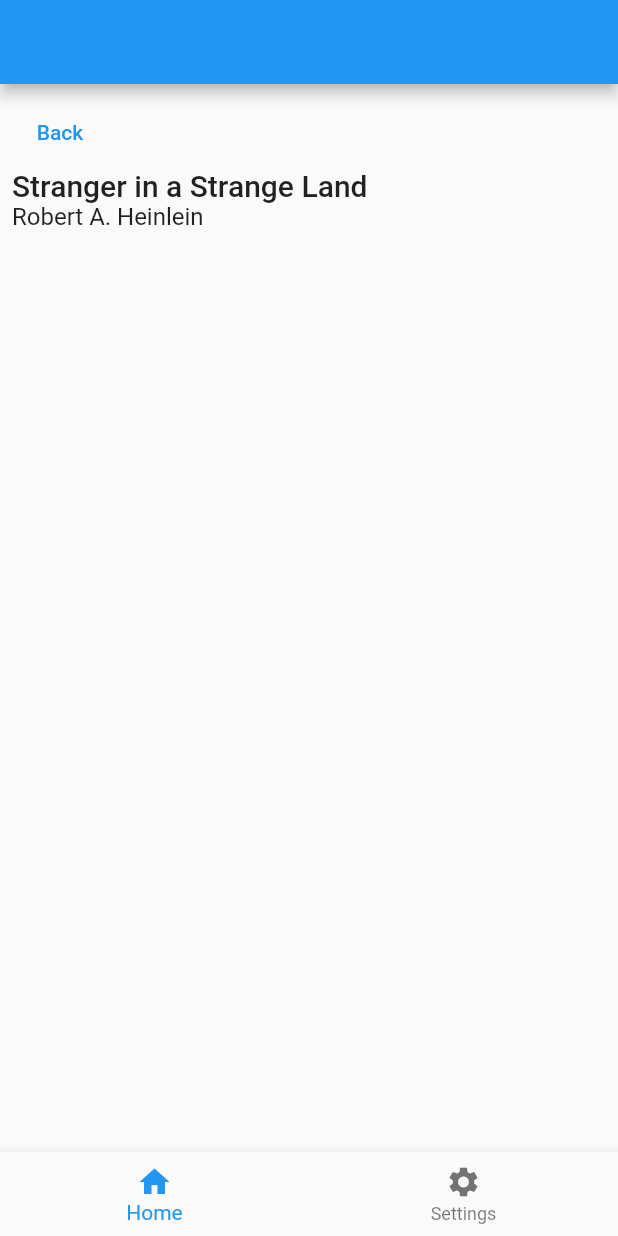
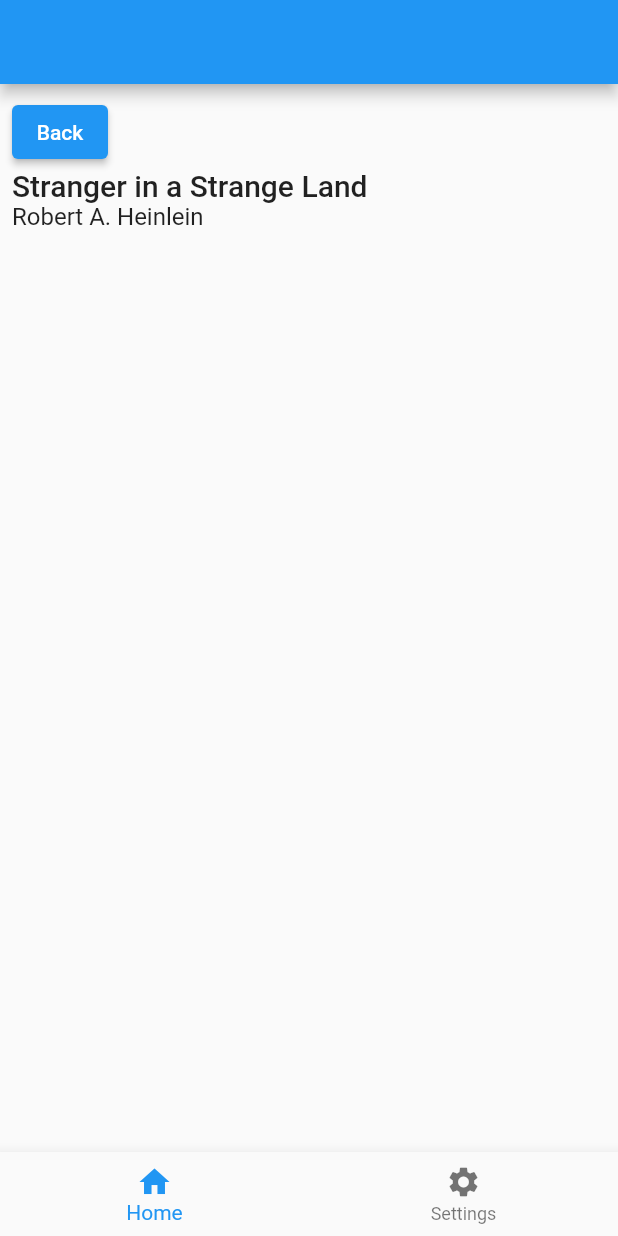
Before and after one commit to kboomska/navigator-2.0-nested-routes, a Flutter app: the screen it shows after launch, after a tap on "Stranger in a Strange Land", on a phone screen of 412 x 824 dp. Run offline on Flutter 3.47's test engine with Material 2 defaults, Android fonts, the phone set to English and light mode, and no system bars.

Commit message:
Refactoring code (Upgrade to Flutter sdk >= 2.12)

```diff
--- a/lib/main.dart
+++ b/lib/main.dart
@@ -1,7 +1,7 @@
 import 'package:flutter/material.dart';
 
 void main() {
-  runApp(NestedRouterDemo());
+  runApp(const NestedRouterDemo());
 }
 
 class Book {
@@ -12,13 +12,15 @@ class Book {
 }
 
 class NestedRouterDemo extends StatefulWidget {
+  const NestedRouterDemo({super.key});
+
   @override
-  _NestedRouterDemoState createState() => _NestedRouterDemoState();
+  State<NestedRouterDemo> createState() => _NestedRouterDemoState();
 }
 
 class _NestedRouterDemoState extends State<NestedRouterDemo> {
-  BookRouterDelegate _routerDelegate = BookRouterDelegate();
-  BookRouteInformationParser _routeInformationParser =
+  final BookRouterDelegate _routerDelegate = BookRouterDelegate();
+  final BookRouteInformationParser _routeInformationParser =
       BookRouteInformationParser();
 
   @override
@@ -52,7 +54,7 @@ class BooksAppState extends ChangeNotifier {
       // Remove this line if you want to keep the selected book when navigating
       // between "settings" and "home" which book was selected when Settings is
       // tapped.
-      selectedBook = null;
+      // selectedBook = null;
     }
     notifyListeners();
   }
@@ -64,8 +66,8 @@ class BooksAppState extends ChangeNotifier {
     notifyListeners();
   }
 
-  int getSelectedBookById() {
-    if (!books.contains(_selectedBook)) return 0;
+  int? getSelectedBookById() {
+    if (_selectedBook == null || !books.contains(_selectedBook)) return null;
     return books.indexOf(_selectedBook!);
   }
 
@@ -83,14 +85,14 @@ class BookRouteInformationParser extends RouteInformationParser<BookRoutePath> {
   @override
   Future<BookRoutePath> parseRouteInformation(
       RouteInformation routeInformation) async {
-    final uri = Uri.parse(routeInformation.location!);
+    final uri = Uri.parse(routeInformation.location ?? '');
 
     if (uri.pathSegments.isNotEmpty && uri.pathSegments.first == 'settings') {
       return BooksSettingsPath();
     } else {
       if (uri.pathSegments.length >= 2) {
         if (uri.pathSegments[0] == 'book') {
-          return BooksDetailsPath(int.tryParse(uri.pathSegments[1]) ?? 0);
+          return BooksDetailsPath(int.tryParse(uri.pathSegments[1]));
         }
       }
       return BooksListPath();
@@ -98,22 +100,23 @@ class BookRouteInformationParser extends RouteInformationParser<BookRoutePath> {
   }
 
   @override
-  RouteInformation? restoreRouteInformation(BookRoutePath configuration) {
+  RouteInformation restoreRouteInformation(BookRoutePath configuration) {
     if (configuration is BooksListPath) {
-      return RouteInformation(location: '/home');
+      return const RouteInformation(location: '/home');
     }
     if (configuration is BooksSettingsPath) {
-      return RouteInformation(location: '/settings');
+      return const RouteInformation(location: '/settings');
     }
     if (configuration is BooksDetailsPath) {
       return RouteInformation(location: '/book/${configuration.id}');
     }
-    return null;
+    return const RouteInformation();
   }
 }
 
 class BookRouterDelegate extends RouterDelegate<BookRoutePath>
     with ChangeNotifier, PopNavigatorRouterDelegateMixin<BookRoutePath> {
+  @override
   final GlobalKey<NavigatorState> navigatorKey;
 
   BooksAppState appState = BooksAppState();
@@ -122,6 +125,7 @@ class BookRouterDelegate extends RouterDelegate<BookRoutePath>
     appState.addListener(notifyListeners);
   }
 
+  @override
   BookRoutePath get currentConfiguration {
     if (appState.selectedIndex == 1) {
       return BooksSettingsPath();
@@ -158,14 +162,14 @@ class BookRouterDelegate extends RouterDelegate<BookRoutePath>
   }
 
   @override
-  Future<void> setNewRoutePath(BookRoutePath path) async {
-    if (path is BooksListPath) {
+  Future<void> setNewRoutePath(BookRoutePath configuration) async {
+    if (configuration is BooksListPath) {
       appState.selectedIndex = 0;
       appState.selectedBook = null;
-    } else if (path is BooksSettingsPath) {
+    } else if (configuration is BooksSettingsPath) {
       appState.selectedIndex = 1;
-    } else if (path is BooksDetailsPath) {
-      appState.setSelectedBookById(path.id);
+    } else if (configuration is BooksDetailsPath && configuration.id != null) {
+      appState.setSelectedBookById(configuration.id!);
     }
   }
 }
@@ -178,7 +182,7 @@ class BooksListPath extends BookRoutePath {}
 class BooksSettingsPath extends BookRoutePath {}
 
 class BooksDetailsPath extends BookRoutePath {
-  final int id;
+  final int? id;
 
   BooksDetailsPath(this.id);
 }
@@ -187,18 +191,20 @@ class BooksDetailsPath extends BookRoutePath {
 class AppShell extends StatefulWidget {
   final BooksAppState appState;
 
-  AppShell({
+  const AppShell({
+    super.key,
     required this.appState,
   });
 
   @override
-  _AppShellState createState() => _AppShellState();
+  State<AppShell> createState() => _AppShellState();
 }
 
 class _AppShellState extends State<AppShell> {
   late InnerRouterDelegate _routerDelegate;
-  ChildBackButtonDispatcher? _backButtonDispatcher;
+  late ChildBackButtonDispatcher _backButtonDispatcher;
 
+  @override
   void initState() {
     super.initState();
     _routerDelegate = InnerRouterDelegate(widget.appState);
@@ -215,8 +221,8 @@ class _AppShellState extends State<AppShell> {
     super.didChangeDependencies();
     // Defer back button dispatching to the child router
     _backButtonDispatcher = Router.of(context)
-        .backButtonDispatcher
-        ?.createChildBackButtonDispatcher();
+        .backButtonDispatcher!
+        .createChildBackButtonDispatcher();
   }
 
   @override
@@ -225,7 +231,7 @@ class _AppShellState extends State<AppShell> {
 
     // Claim priority, If there are parallel sub router, you will need
     // to pick which one should take priority;
-    _backButtonDispatcher?.takePriority();
+    _backButtonDispatcher.takePriority();
 
     return Scaffold(
       appBar: AppBar(),
@@ -234,10 +240,15 @@ class _AppShellState extends State<AppShell> {
         backButtonDispatcher: _backButtonDispatcher,
       ),
       bottomNavigationBar: BottomNavigationBar(
-        items: [
-          BottomNavigationBarItem(icon: Icon(Icons.home), label: 'Home'),
+        items: const [
           BottomNavigationBarItem(
-              icon: Icon(Icons.settings), label: 'Settings'),
+            icon: Icon(Icons.home),
+            label: 'Home',
+          ),
+          BottomNavigationBarItem(
+            icon: Icon(Icons.settings),
+            label: 'Settings',
+          ),
         ],
         currentIndex: appState.selectedIndex,
         onTap: (newIndex) {
@@ -250,6 +261,7 @@ class _AppShellState extends State<AppShell> {
 
 class InnerRouterDelegate extends RouterDelegate<BookRoutePath>
     with ChangeNotifier, PopNavigatorRouterDelegateMixin<BookRoutePath> {
+  @override
   final GlobalKey<NavigatorState> navigatorKey = GlobalKey<NavigatorState>();
   BooksAppState get appState => _appState;
   BooksAppState _appState;
@@ -274,7 +286,7 @@ class InnerRouterDelegate extends RouterDelegate<BookRoutePath>
               books: appState.books,
               onTapped: _handleBookTapped,
             ),
-            key: ValueKey('BooksListPage'),
+            key: const ValueKey('BooksListPage'),
           ),
           if (appState.selectedBook != null)
             MaterialPage(
@@ -282,7 +294,7 @@ class InnerRouterDelegate extends RouterDelegate<BookRoutePath>
               child: BookDetailsScreen(book: appState.selectedBook!),
             ),
         ] else
-          FadeAnimationPage(
+          const FadeAnimationPage(
             child: SettingsScreen(),
             key: ValueKey('SettingsPage'),
           ),
@@ -296,7 +308,7 @@ class InnerRouterDelegate extends RouterDelegate<BookRoutePath>
   }
 
   @override
-  Future<void> setNewRoutePath(BookRoutePath path) async {
+  Future<void> setNewRoutePath(BookRoutePath configuration) async {
     // This is not required for inner router delegate because it does not
     // parse route
     assert(false);
@@ -311,8 +323,9 @@ class InnerRouterDelegate extends RouterDelegate<BookRoutePath>
 class FadeAnimationPage extends Page {
   final Widget child;
 
-  FadeAnimationPage({super.key, required this.child});
+  const FadeAnimationPage({super.key, required this.child});
 
+  @override
   Route createRoute(BuildContext context) {
     return PageRouteBuilder(
       settings: this,
@@ -332,7 +345,8 @@ class BooksListScreen extends StatelessWidget {
   final List<Book> books;
   final ValueChanged<Book> onTapped;
 
-  BooksListScreen({
+  const BooksListScreen({
+    super.key,
     required this.books,
     required this.onTapped,
   });
@@ -355,9 +369,10 @@ class BooksListScreen extends StatelessWidget {
 }
 
 class BookDetailsScreen extends StatelessWidget {
-  final Book? book;
+  final Book book;
 
-  BookDetailsScreen({
+  const BookDetailsScreen({
+    super.key,
     required this.book,
   });
 
@@ -369,16 +384,14 @@ class BookDetailsScreen extends StatelessWidget {
         child: Column(
           crossAxisAlignment: CrossAxisAlignment.start,
           children: [
-            TextButton(
+            ElevatedButton(
               onPressed: () {
                 Navigator.of(context).pop();
               },
-              child: Text('Back'),
+              child: const Text('Back'),
             ),
-            if (book != null) ...[
-              Text(book!.title, style: Theme.of(context).textTheme.headline6),
-              Text(book!.author, style: Theme.of(context).textTheme.subtitle1),
-            ],
+            Text(book.title, style: Theme.of(context).textTheme.titleLarge),
+            Text(book.author, style: Theme.of(context).textTheme.titleMedium),
           ],
         ),
       ),
@@ -387,9 +400,11 @@ class BookDetailsScreen extends StatelessWidget {
 }
 
 class SettingsScreen extends StatelessWidget {
+  const SettingsScreen({super.key});
+
   @override
   Widget build(BuildContext context) {
-    return Scaffold(
+    return const Scaffold(
       body: Center(
         child: Text('Settings screen'),
       ),
```
